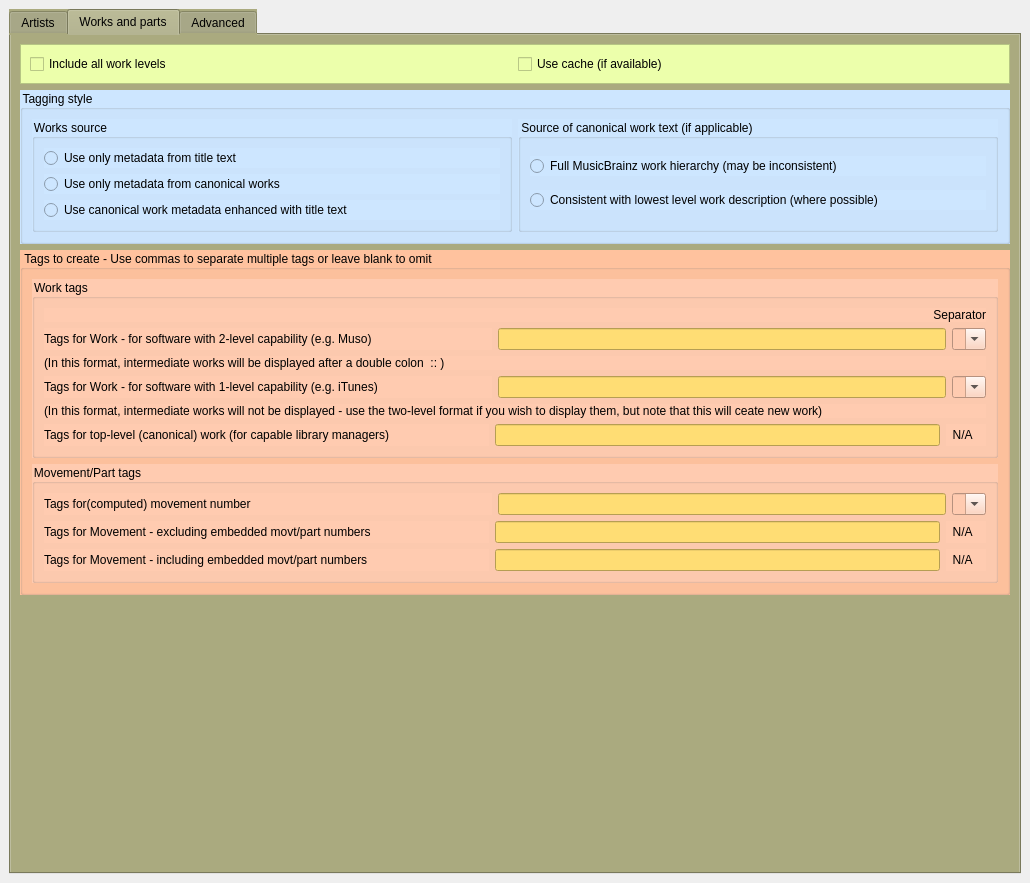
First picture: the form in plugins/classical_extras/classical_extras/options_classical_extras.ui, repository metabrainz/picard-plugins, before the edit.
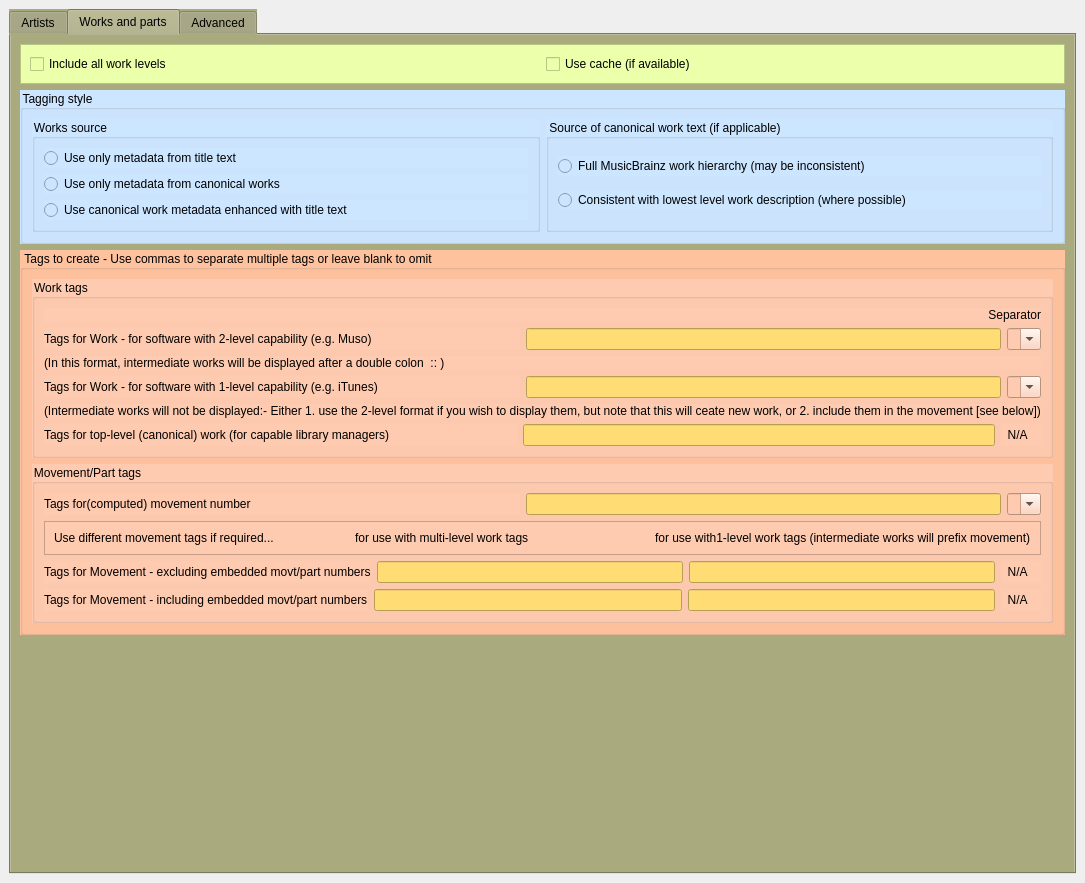
Second picture: the form after the edit. The open tabs and pages were chosen to show the change.

Diff of the .ui file:
```diff
--- a/plugins/classical_extras/classical_extras/options_classical_extras.ui
+++ b/plugins/classical_extras/classical_extras/options_classical_extras.ui
@@ -6,7 +6,7 @@
    <rect>
     <x>0</x>
     <y>0</y>
-    <width>1030</width>
+    <width>1056</width>
     <height>883</height>
    </rect>
   </property>
@@ -2931,7 +2931,7 @@
              <item>
               <widget class="QLabel" name="label_2">
                <property name="text">
-                <string>(In this format, intermediate works will not be displayed - use the two-level format if you wish to display them, but note that this will ceate new work)</string>
+                <string>(Intermediate works will not be displayed:- Either 1. use the 2-level format if you wish to display them, but note that this will ceate new work, or 2. include them in the movement [see below])</string>
                </property>
               </widget>
              </item>
@@ -3057,6 +3057,39 @@
                </item>
               </layout>
              </item>
+             <item>
+              <widget class="QFrame" name="frame">
+               <property name="frameShape">
+                <enum>QFrame::StyledPanel</enum>
+               </property>
+               <property name="frameShadow">
+                <enum>QFrame::Raised</enum>
+               </property>
+               <layout class="QHBoxLayout" name="horizontalLayout_5">
+                <item>
+                 <widget class="QLabel" name="label_49">
+                  <property name="text">
+                   <string>Use different movement tags if required...</string>
+                  </property>
+                 </widget>
+                </item>
+                <item>
+                 <widget class="QLabel" name="label_47">
+                  <property name="text">
+                   <string>for use with multi-level work tags</string>
+                  </property>
+                 </widget>
+                </item>
+                <item>
+                 <widget class="QLabel" name="label_48">
+                  <property name="text">
+                   <string>for use with1-level work tags (intermediate works will prefix movement)</string>
+                  </property>
+                 </widget>
+                </item>
+               </layout>
+              </widget>
+             </item>
              <item>
               <layout class="QHBoxLayout" name="_11">
                <property name="spacing">
@@ -3088,6 +3121,13 @@
                  </property>
                 </widget>
                </item>
+               <item>
+                <widget class="QLineEdit" name="cwp_movt_tag_exc1">
+                 <property name="styleSheet">
+                  <string notr="true">background-color: rgb(255, 221, 116);</string>
+                 </property>
+                </widget>
+               </item>
                <item>
                 <widget class="QLabel" name="label_39">
                  <property name="text">
@@ -3128,6 +3168,13 @@
                  </property>
                 </widget>
                </item>
+               <item>
+                <widget class="QLineEdit" name="cwp_movt_tag_inc1">
+                 <property name="styleSheet">
+                  <string notr="true">background-color: rgb(255, 221, 116);</string>
+                 </property>
+                </widget>
+               </item>
                <item>
                 <widget class="QLabel" name="label_37">
                  <property name="text">
```
Left out of the diff: 175 changed lines with no effect on the pictures.
